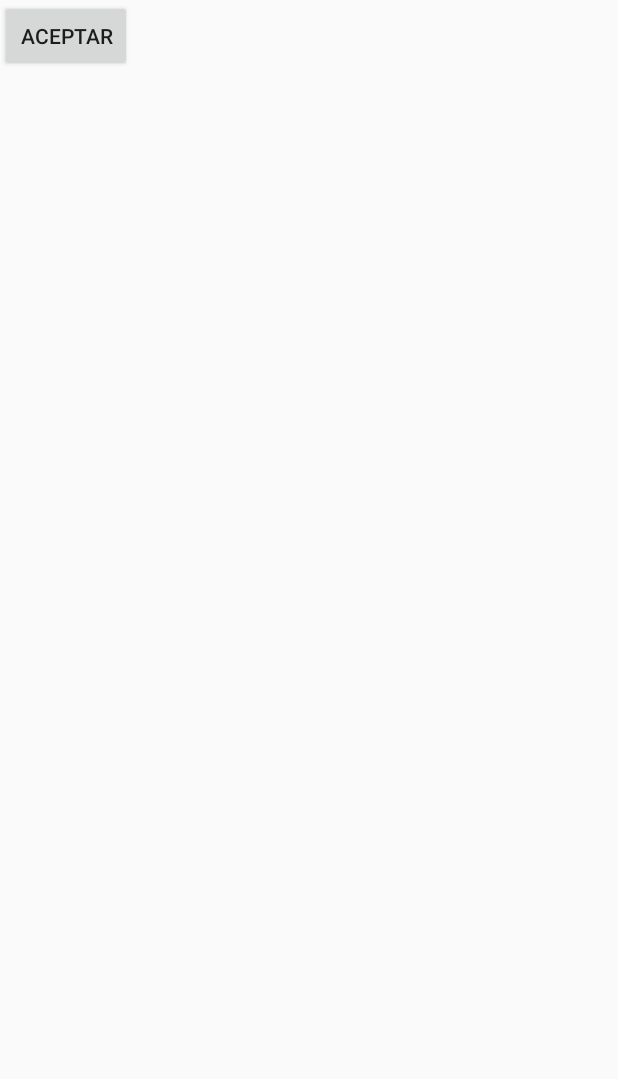
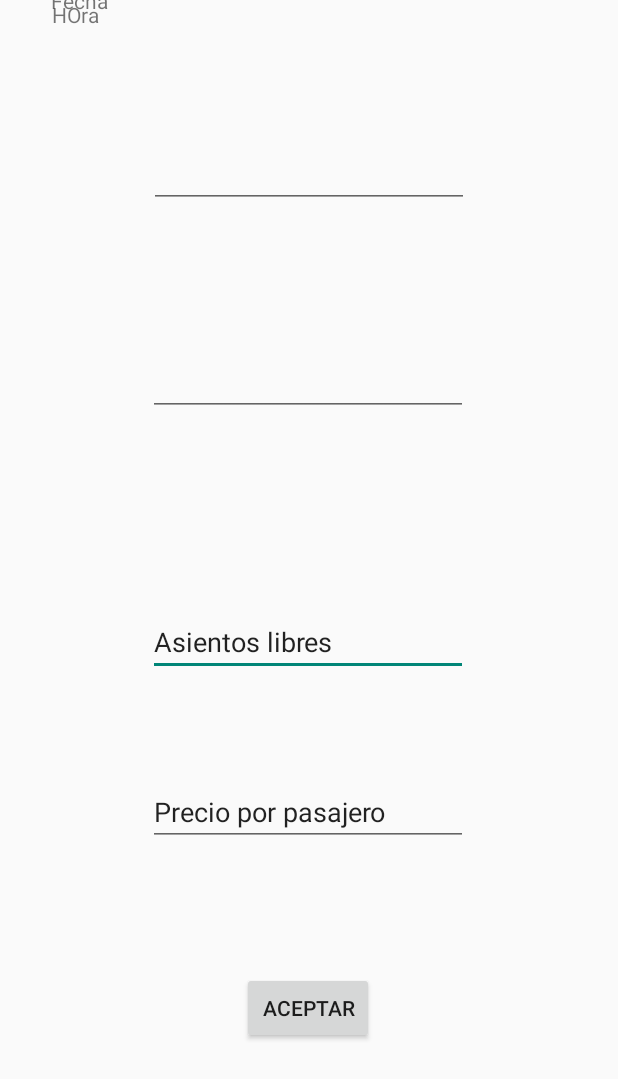
Before and after one commit to 14748/CarMateAndGo, an Android app built with Jetpack Compose: the layout activity_create_route.xml on its own in the app's theme, with its tools: preview values and no code run, on a phone screen of 412 x 824 dp. Shown: the top 1079 px of the screen. Run offline under Robolectric (Android 15) with nearby library versions, the phone set to English and light mode, and no system bars; network calls fail.

Commit message:
ADD create route page

```diff
--- a/app/src/main/AndroidManifest.xml
+++ b/app/src/main/AndroidManifest.xml
@@ -15,6 +15,9 @@
         android:theme="@style/Theme.BlaBlaCar"
         android:usesCleartextTraffic="true"
         tools:targetApi="31">
+        <activity
+            android:name=".activities.CreateRoute"
+            android:exported="false" />
         <activity
             android:name=".BalanceActivity"
             android:exported="false" />
--- a/app/src/main/java/org/cuatrovientos/blablacar/activities/CreateRoute.java
+++ b/app/src/main/java/org/cuatrovientos/blablacar/activities/CreateRoute.java
@@ -1,5 +1,16 @@
 package org.cuatrovientos.blablacar.activities;
 
-public class CreateRoute {
+import androidx.appcompat.app.AppCompatActivity;
 
+import android.os.Bundle;
+
+import org.cuatrovientos.blablacar.R;
+
+public class CreateRoute extends AppCompatActivity {
+
+    @Override
+    protected void onCreate(Bundle savedInstanceState) {
+        super.onCreate(savedInstanceState);
+        setContentView(R.layout.activity_create_route);
+    }
 }
--- a/app/src/main/java/org/cuatrovientos/blablacar/activities/MainActivity.java
+++ b/app/src/main/java/org/cuatrovientos/blablacar/activities/MainActivity.java
@@ -57,16 +57,16 @@ import retrofit2.converter.gson.GsonConverterFactory;
 public class MainActivity extends AppCompatActivity implements OnMapReadyCallback {
     private  GoogleMap map;
     private Button button;
+    private Button btnCreateRoute;
+    private String styleJson = "[{\"elementType\": \"labels\",\"stylers\": [{\"visibility\": \"off\"}]},{\"featureType\": \"administrative\",\"elementType\": \"geometry\",\"stylers\": [{\"visibility\": \"off\"}]},{\"featureType\": \"administrative.land_parcel\",\"stylers\": [{\"visibility\": \"off\"}]},{\"featureType\": \"administrative.neighborhood\",\"stylers\": [{\"visibility\": \"off\"}]},{\"featureType\": \"poi\",\"stylers\": [{\"visibility\": \"off\"}]},{\"featureType\": \"road\",\"elementType\": \"labels.icon\",\"stylers\": [{\"visibility\": \"off\"}]},{\"featureType\": \"transit\",\"stylers\": [{\"visibility\": \"off\"}]}]";
 
-
-
-    private String styleJson = "[{\"elementType\": \"labels\",\"stylers\": [{\"visibility\": \"off\"}]},{\"featureType\": \"administrative\",\"elementType\": \"geometry\",\"stylers\": [{\"visibility\": \"off\"}]},{\"featureType\": \"administrative.land_parcel\",\"stylers\": [{\"visibility\": \"off\"}]},{\"featureType\": \"administrative.neighborhood\",\"stylers\": [{\"visibility\": \"off\"}]},{\"featureType\": \"poi\",\"stylers\": [{\"visibility\": \"off\"}]},{\"featureType\": \"road\",\"elementType\": \"labels.icon\",\"stylers\": [{\"visibility\": \"off\"}]},{\"featureType\": \"transit\",\"stylers\": [{\"visibility\": \"off\"}]}]";
     @Override
     protected void onCreate(Bundle savedInstanceState) {
         super.onCreate(savedInstanceState);
         setContentView(R.layout.activity_main);
         Toast.makeText(MainActivity.this, "yo", Toast.LENGTH_LONG).show();
         button = findViewById(R.id.button2);
+        btnCreateRoute = findViewById(R.id.btnCreateScreen);
 
         SupportMapFragment mapFragment = (SupportMapFragment) getSupportFragmentManager().findFragmentById(R.id.map);
         mapFragment.getMapAsync(this);
@@ -80,10 +80,16 @@ public class MainActivity extends AppCompatActivity implements OnMapReadyCallbac
                 //PaymentFlow();
                 Intent intent = new Intent(MainActivity.this, BalanceActivity.class);
                 startActivity(intent);
-
             }
         });
 
+        btnCreateRoute.setOnClickListener(new View.OnClickListener() {
+            @Override
+            public void onClick(View v) {
+                Intent intent = new Intent(MainActivity.this, CreateRoute.class);
+                startActivity(intent);
+            }
+        });
 
     }
 
--- a/app/src/main/java/org/cuatrovientos/blablacar/models/Route.java
+++ b/app/src/main/java/org/cuatrovientos/blablacar/models/Route.java
@@ -2,6 +2,7 @@ package org.cuatrovientos.blablacar.models;
 
 import com.google.android.gms.maps.model.LatLng;
 
+import java.sql.Time;
 import java.util.ArrayList;
 import java.util.Date;
 
@@ -14,6 +15,7 @@ public class Route {
     private int seats;
     private boolean isFull;
     private Date date;
+    private Time time;
 
     public Route(int id) {
         this.id = id;
@@ -58,6 +60,7 @@ public class Route {
     public Date getDate() {
         return date;
     }
+    public Time getTime(){ return time; }
 
     public void setRoute(ArrayList<LatLng> route) {
         this.route = route;
@@ -82,4 +85,6 @@ public class Route {
     public void setDate(Date date) {
         this.date = date;
     }
+
+    public void setTimef(Time time){ this.time = time; }
 }
--- a/app/src/main/res/layout/activity_create_route.xml
+++ b/app/src/main/res/layout/activity_create_route.xml
@@ -1,14 +1,90 @@
 <?xml version="1.0" encoding="utf-8"?>
 <androidx.constraintlayout.widget.ConstraintLayout xmlns:android="http://schemas.android.com/apk/res/android"
+    xmlns:app="http://schemas.android.com/apk/res-auto"
     xmlns:tools="http://schemas.android.com/tools"
     android:layout_width="match_parent"
-    android:layout_height="match_parent">
+    android:layout_height="match_parent"
+    tools:context=".activities.CreateRoute">
+
+    <TextView
+        android:id="@+id/textView2"
+        android:layout_width="wrap_content"
+        android:layout_height="wrap_content"
+        android:text="Fecha"
+        app:layout_constraintBottom_toTopOf="@+id/textView3"
+        app:layout_constraintEnd_toStartOf="@+id/etFecha"
+        app:layout_constraintHorizontal_bias="0.555"
+        app:layout_constraintStart_toStartOf="parent"
+        app:layout_constraintTop_toTopOf="parent"
+        app:layout_constraintVertical_bias="0.528" />
+
+    <TextView
+        android:id="@+id/textView3"
+        android:layout_width="wrap_content"
+        android:layout_height="wrap_content"
+        android:text="HOra"
+        app:layout_constraintEnd_toStartOf="@+id/etHora"
+        app:layout_constraintHorizontal_bias="0.514"
+        app:layout_constraintStart_toStartOf="parent"
+        tools:layout_editor_absoluteY="157dp" />
+
+    <EditText
+        android:id="@+id/etAsientosLibres"
+        android:layout_width="wrap_content"
+        android:layout_height="wrap_content"
+        android:layout_marginBottom="68dp"
+        android:ems="10"
+        android:inputType="text"
+        android:text="Asientos libres"
+        app:layout_constraintBottom_toTopOf="@+id/etPrecio"
+        app:layout_constraintEnd_toEndOf="parent"
+        app:layout_constraintHorizontal_bias="0.497"
+        app:layout_constraintStart_toStartOf="parent" />
+
+    <EditText
+        android:id="@+id/etPrecio"
+        android:layout_width="wrap_content"
+        android:layout_height="wrap_content"
+        android:layout_marginBottom="84dp"
+        android:ems="10"
+        android:inputType="text"
+        android:text="Precio por pasajero"
+        app:layout_constraintBottom_toTopOf="@+id/btnAceptarCrearRuta"
+        app:layout_constraintEnd_toEndOf="parent"
+        app:layout_constraintHorizontal_bias="0.497"
+        app:layout_constraintStart_toStartOf="parent" />
 
     <Button
-        android:id="@+id/btnCrear"
+        android:id="@+id/btnAceptarCrearRuta"
         android:layout_width="wrap_content"
         android:layout_height="wrap_content"
+        android:layout_marginBottom="128dp"
         android:text="ACEPTAR"
-        tools:layout_editor_absoluteX="159dp"
-        tools:layout_editor_absoluteY="579dp" />
+        app:layout_constraintBottom_toBottomOf="parent"
+        app:layout_constraintEnd_toEndOf="parent"
+        app:layout_constraintHorizontal_bias="0.498"
+        app:layout_constraintStart_toStartOf="parent" />
+
+    <EditText
+        android:id="@+id/etHora"
+        android:layout_width="wrap_content"
+        android:layout_height="wrap_content"
+        android:layout_marginBottom="128dp"
+        android:ems="10"
+        android:inputType="time"
+        app:layout_constraintBottom_toTopOf="@+id/etAsientosLibres"
+        app:layout_constraintEnd_toEndOf="parent"
+        app:layout_constraintHorizontal_bias="0.497"
+        app:layout_constraintStart_toStartOf="parent" />
+
+    <EditText
+        android:id="@+id/etFecha"
+        android:layout_width="wrap_content"
+        android:layout_height="wrap_content"
+        android:ems="10"
+        android:inputType="date"
+        app:layout_constraintBottom_toTopOf="@+id/etHora"
+        app:layout_constraintEnd_toEndOf="parent"
+        app:layout_constraintStart_toStartOf="parent"
+        app:layout_constraintTop_toTopOf="parent" />
 </androidx.constraintlayout.widget.ConstraintLayout>
--- a/app/src/main/res/layout/activity_main.xml
+++ b/app/src/main/res/layout/activity_main.xml
@@ -5,6 +5,17 @@
     android:layout_width="match_parent"
     android:layout_height="match_parent"
     tools:context=".activities.MainActivity">
+
+    <Button
+        android:id="@+id/btnCreateScreen"
+        android:layout_width="wrap_content"
+        android:layout_height="wrap_content"
+        android:layout_marginTop="16dp"
+        android:text="Crear"
+        app:layout_constraintEnd_toEndOf="parent"
+        app:layout_constraintHorizontal_bias="0.112"
+        app:layout_constraintStart_toEndOf="@+id/button2"
+        app:layout_constraintTop_toTopOf="parent" />
 
     <FrameLayout
         android:layout_width="416dp"
@@ -25,7 +36,7 @@
         android:layout_width="wrap_content"
         android:layout_height="wrap_content"
         android:text="Button"
-        tools:layout_editor_absoluteX="160dp"
+        tools:layout_editor_absoluteX="30dp"
         tools:layout_editor_absoluteY="16dp" />
     A
 </androidx.constraintlayout.widget.ConstraintLayout>
```
